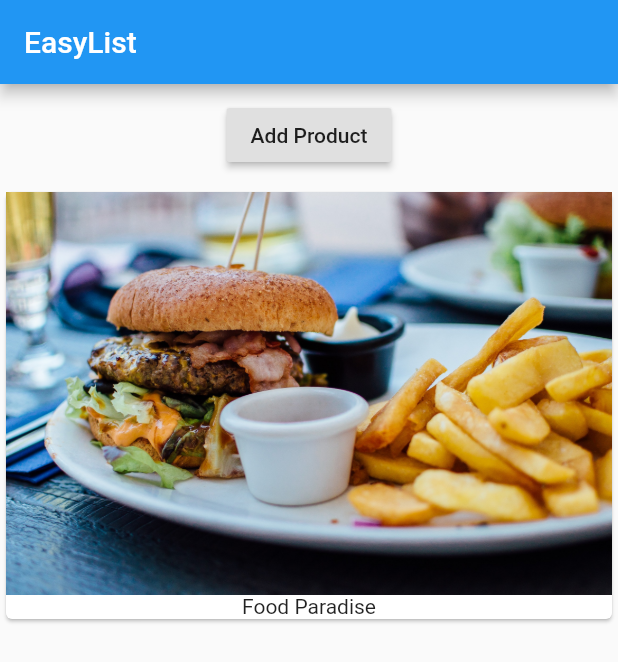
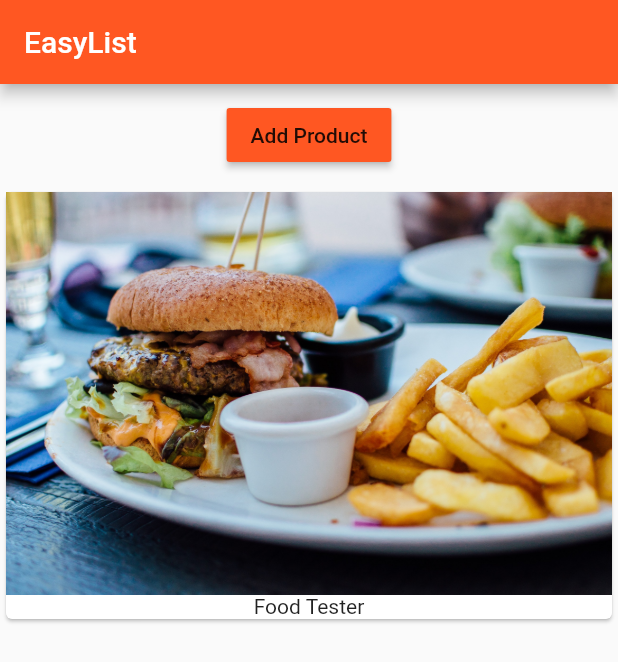
Before and after one commit to MuthuHere/FlutterCourse, a Flutter app: the screen it shows after launch, on a phone screen of 412 x 824 dp. Shown: the top 662 px of the screen. Run offline on Flutter 3.47's test engine with Material 2 defaults, Android fonts, the phone set to English and light mode, and no system bars.

Commit message:
1. Splitting into multiple class for easy maintenance

```diff
--- a/lib/main.dart
+++ b/lib/main.dart
@@ -11,13 +11,14 @@ class _MyAppState extends State<MyApp> {
   @override
   Widget build(BuildContext context) {
     return MaterialApp(
+      theme: ThemeData(primarySwatch: Colors.deepOrange),
       home: Scaffold(
           appBar: AppBar(
             title: Text(
               "EasyList",
             ),
           ),
-          body: ProductManager()),
+          body: ProductManager("Food Tester")),
     );
   }
 }
--- a/lib/product_manager.dart
+++ b/lib/product_manager.dart
@@ -2,6 +2,10 @@ import 'package:flutter/material.dart';
 import 'package:flutter_app/products.dart';
 
 class ProductManager extends StatefulWidget {
+  final String startingProduct;
+
+  ProductManager(this.startingProduct);
+
   @override
   State<StatefulWidget> createState() {
     return _ProductManagerState();
@@ -9,7 +13,14 @@ class ProductManager extends StatefulWidget {
 }
 
 class _ProductManagerState extends State<ProductManager> {
-  List<String> _products = ['Food Taster'];
+  List<String> _products = [];
+
+
+  @override
+  void initState() {
+    _products.add(widget.startingProduct);
+    super.initState();
+  }
 
   @override
   Widget build(BuildContext context) {
@@ -18,6 +29,7 @@ class _ProductManagerState extends State<ProductManager> {
         Container(
           margin: EdgeInsets.all(10.0),
           child: RaisedButton(
+            color: Theme.of(context).primaryColor,
             onPressed: () {
               setState(() {
                 _products.add("Advanced Food Taster");
@@ -30,4 +42,7 @@ class _ProductManagerState extends State<ProductManager> {
       ],
     );
   }
+
+
+
 }
--- a/lib/products.dart
+++ b/lib/products.dart
@@ -16,7 +16,7 @@ class Products extends StatelessWidget {
               child: Column(
                 children: <Widget>[
                   Image.asset('assets/food.jpg'),
-                  Text('Food Paradise')
+                  Text(element)
                 ],
               ),
             ),
```
